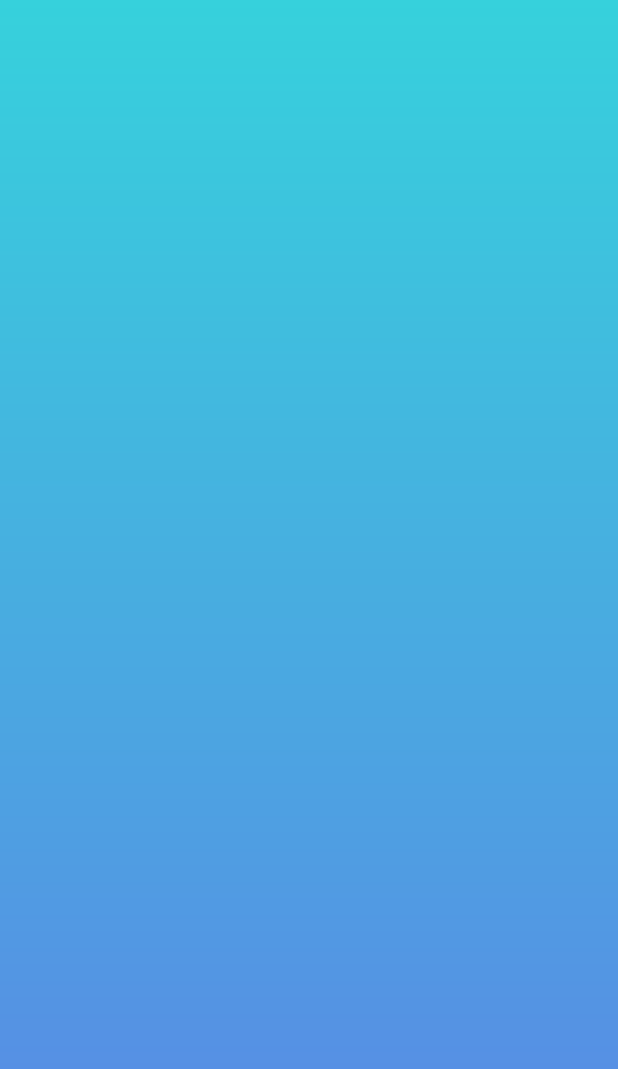
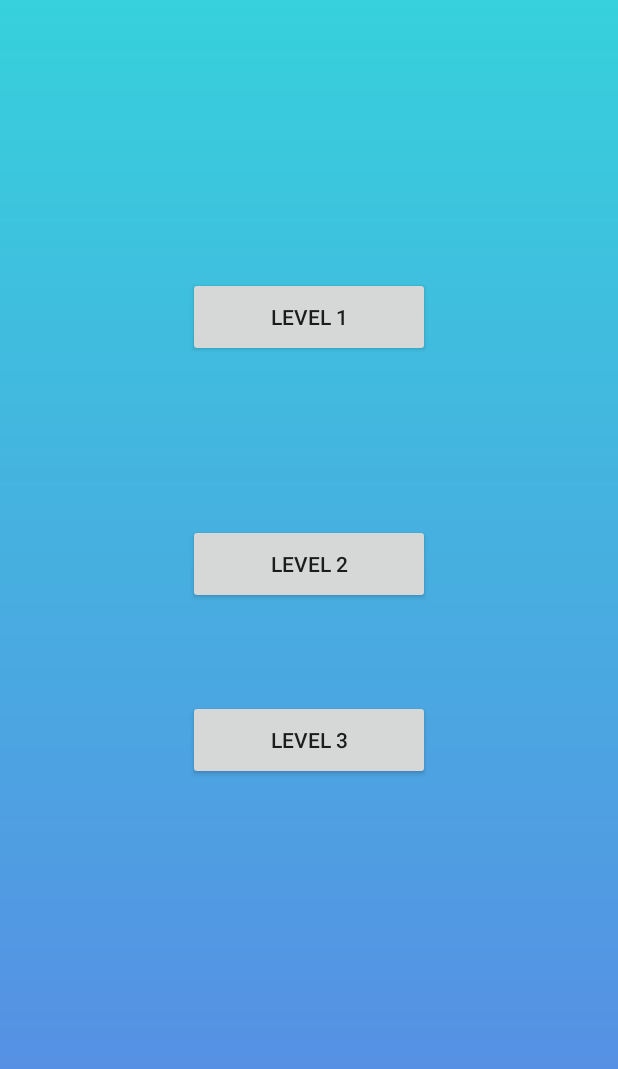
Before and after one commit to pceu/WordGame, an Android app: the ChooseLevelActivity screen opened directly, with no data from a screen before it, on a phone screen of 412 x 824 dp. Shown: the top 1069 px of the screen. Run offline under Robolectric (Android 15) with nearby library versions, the phone set to English and light mode, and no system bars.

Commit message:
Add Level 1,2 and 3 activity

```diff
--- a/app/src/main/AndroidManifest.xml
+++ b/app/src/main/AndroidManifest.xml
@@ -9,7 +9,9 @@
         android:roundIcon="@mipmap/ic_launcher_round"
         android:supportsRtl="true"
         android:theme="@style/AppTheme">
-        <activity android:name=".LevelOneActivity"></activity>
+        <activity android:name=".LevelThreeActivity"></activity>
+        <activity android:name=".LevelTwoActivity" />
+        <activity android:name=".LevelOneActivity" />
         <activity android:name=".ChooseLevelActivity" />
         <activity android:name=".MainActivity">
             <intent-filter>
--- a/app/src/main/java/com/example/wordgame/ChooseLevelActivity.java
+++ b/app/src/main/java/com/example/wordgame/ChooseLevelActivity.java
@@ -1,13 +1,35 @@
 package com.example.wordgame;
 
+import android.content.Intent;
 import android.support.v7.app.AppCompatActivity;
 import android.os.Bundle;
+import android.view.View;
+import android.widget.Button;
 
 public class ChooseLevelActivity extends AppCompatActivity {
+
+    Button levelOneButton;
+    Button levelTwoButton;
+    Button levelThreeButton;
 
     @Override
     protected void onCreate(Bundle savedInstanceState) {
         super.onCreate(savedInstanceState);
         setContentView(R.layout.activity_choose_level);
+
+        levelOneButton = (Button) findViewById(R.id.levelOneButton);
+        levelTwoButton = (Button) findViewById(R.id.levelTwoButton);
+        levelThreeButton = (Button) findViewById(R.id.levelThreeButton);
     }
+
+    public void ToLevelOnePage(View view) {
+        Intent intent = new Intent (this, LevelOneActivity.class);
+        startActivity(intent);
+    }
+
+    public void ClickLevelOne(View view) {
+        ToLevelOnePage(view);
+    }
+
+
 }
--- a/app/src/main/res/layout/activity_choose_level.xml
+++ b/app/src/main/res/layout/activity_choose_level.xml
@@ -7,4 +7,45 @@
     android:background="@drawable/app_background"
     tools:context=".ChooseLevelActivity">
 
+
+    <Button
+        android:id="@+id/levelOneButton"
+        android:onClick="ClickLevelOne"
+        android:layout_width="161dp"
+        android:layout_height="53dp"
+        android:layout_marginStart="8dp"
+        android:layout_marginTop="172dp"
+        android:layout_marginEnd="8dp"
+        android:layout_marginBottom="53dp"
+        android:text="LEVEL 1"
+        app:layout_constraintBottom_toTopOf="@+id/levelTwoButton"
+        app:layout_constraintEnd_toEndOf="parent"
+        app:layout_constraintStart_toStartOf="parent"
+        app:layout_constraintTop_toTopOf="parent"
+        app:layout_constraintVertical_bias="0.178" />
+
+    <Button
+        android:id="@+id/levelTwoButton"
+        android:layout_width="161dp"
+        android:layout_height="53dp"
+        android:layout_marginStart="8dp"
+        android:layout_marginEnd="8dp"
+        android:layout_marginBottom="64dp"
+        android:text="Level 2"
+        app:layout_constraintBottom_toTopOf="@+id/levelThreeButton"
+        app:layout_constraintEnd_toEndOf="parent"
+        app:layout_constraintStart_toStartOf="parent" />
+
+    <Button
+        android:id="@+id/levelThreeButton"
+        android:layout_width="161dp"
+        android:layout_height="53dp"
+        android:layout_marginStart="8dp"
+        android:layout_marginEnd="8dp"
+        android:layout_marginBottom="304dp"
+        android:text="Level 3"
+        app:layout_constraintBottom_toBottomOf="parent"
+        app:layout_constraintEnd_toEndOf="parent"
+        app:layout_constraintStart_toStartOf="parent" />
+
 </android.support.constraint.ConstraintLayout>
```
Also changed, not shown: app/src/main/java/com/example/wordgame/LevelOneActivity.java (+20 -0 lines), app/src/main/java/com/example/wordgame/LevelThreeActivity.java (added, +13 -0 lines), app/src/main/java/com/example/wordgame/LevelTwoActivity.java (added, +13 -0 lines), app/src/main/res/layout/activity_level_three.xml (added, +9 -0 lines), app/src/main/res/layout/activity_level_two.xml (added, +9 -0 lines).
